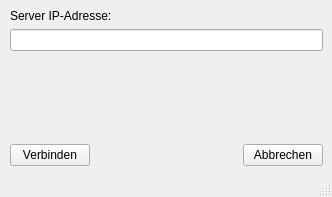
MisterHyde/Ship_Happens, file Gui/listwindow.ui: the form before one commit.
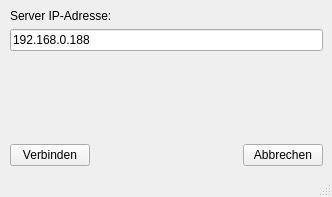
The form after the commit. Icons and pictures are not drawn.

Commit message: on board arrives (for sure the server board)

```diff
--- a/Gui/listwindow.ui
+++ b/Gui/listwindow.ui
@@ -53,7 +53,11 @@
        </widget>
       </item>
       <item>
-       <widget class="QLineEdit" name="lineEdit"/>
+       <widget class="QLineEdit" name="lineEdit">
+        <property name="text">
+         <string>192.168.0.188</string>
+        </property>
+       </widget>
       </item>
       <item>
        <spacer name="verticalSpacer">
```
Left out of the diff: 2 changed lines with no effect on the pictures. The commit also changes 1 other file.
